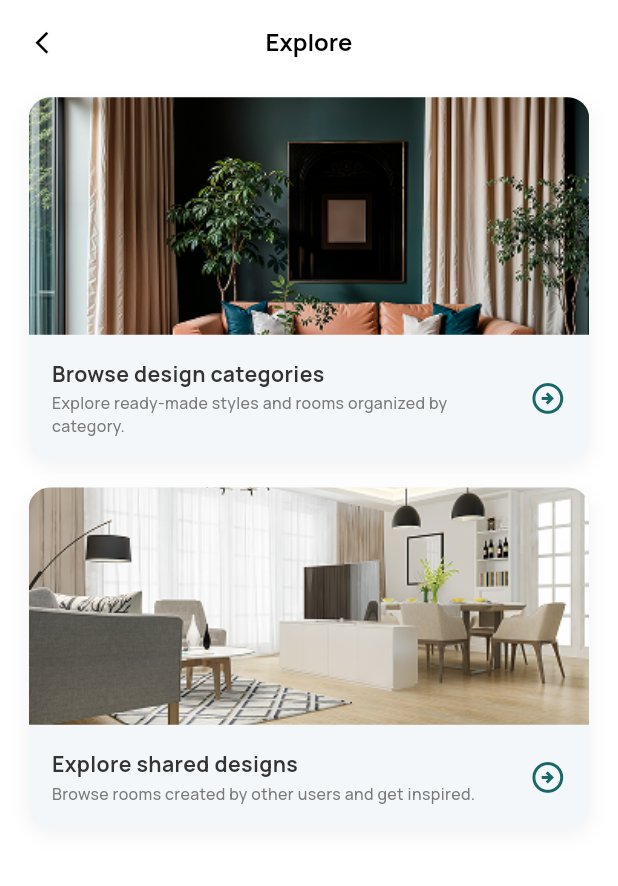
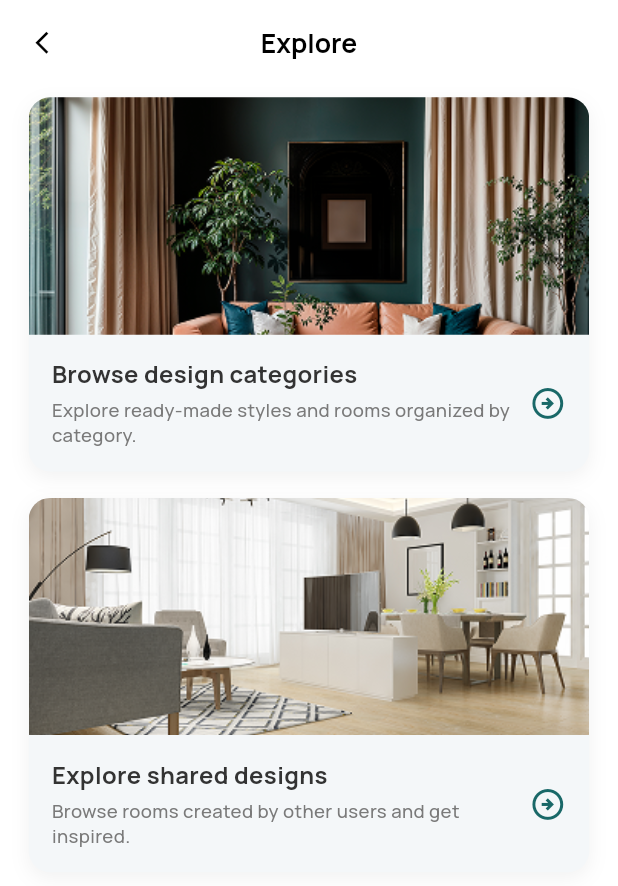
Before and after one commit to SAMMLY-AI-INTERIOR-DESIGN/sammly-app, a Flutter app: the screen it shows after launch, on a phone screen of 412 x 824 dp. Shown: the top 886 px of the screen. Run offline on Flutter 3.47's test engine with Material 3 defaults, Android fonts, the phone set to English and light mode, and no system bars; our stand-ins replace device_preview, dio, flutter_bloc, flutter_screenutil, flutter_svg, shared_preferences.

Commit message:
Refactor Explore screen and create reusable DesignGridItem widget

```diff
--- a/lib/core/constant/app_colors.dart
+++ b/lib/core/constant/app_colors.dart
@@ -9,31 +9,15 @@ class AppColors {
   static const Color whiteColor = Color(0xFFF8FAFC);
   static const Color activeNavBarBg = Color(0xFFBCCBE3);
 
-
   static const LinearGradient primaryGradient = LinearGradient(
-    colors: [
-      primaryColor,
-      primaryColor,
-      Color.fromARGB(255, 27, 176, 127),
-      Color.fromARGB(255, 27, 176, 127),
-    ],
-     stops: [
-      0.0,
-      0.45,
-      0.55,
-      1.0
-    ],
+    colors: [primaryColor, primaryColor, secondaryColor, secondaryColor],
+    stops: [0.0, 0.45, 0.55, 1.0],
     begin: Alignment.topCenter,
     end: Alignment.bottomCenter,
-
   );
   static const LinearGradient navBgGradient = LinearGradient(
-    colors: [
-      bg2Color,
-      bg1Color,
-    ],
+    colors: [bg2Color, bg1Color],
     begin: Alignment.topLeft,
     end: Alignment.bottomRight,
   );
-
 }
--- a/lib/core/constant/app_images.dart
+++ b/lib/core/constant/app_images.dart
@@ -7,16 +7,20 @@ class AppImages {
   static const String exploreIcon = "assets/images/explore.svg";
   static const String historyIcon = "assets/images/history.svg";
   static const String profileIcon = "assets/images/profile.svg";
-  static const String successBackground = 'assets/images/success_background.svg';
+  static const String successBackground =
+      'assets/images/success_background.svg';
   static const String onboarding1 = 'assets/images/onboarding1.png';
   static const String onboarding2 = 'assets/images/onboarding2.png';
   static const String onboarding3 = 'assets/images/onboarding3.png';
   static const String onboardingBack = 'assets/images/onboarding_back.svg';
-  static const String onboardingForward = 'assets/images/onboarding_forward.svg';
-  static const String onboardingContainer = 'assets/images/onboarding_container.svg';
+  static const String onboardingForward =
+      'assets/images/onboarding_forward.svg';
+  static const String onboardingContainer =
+      'assets/images/onboarding_container.svg';
   static const String arrowBack = 'assets/images/arrow_back.svg';
   static const String searchIcon = "assets/images/search.svg";
-  static const String profilePlaceholder = "assets/images/profile_placeholder.svg";
+  static const String profilePlaceholder =
+      "assets/images/profile_placeholder.svg";
   static const String aiPoweredIcon = "assets/images/ai_powered.svg";
   static const String startGenerateIcon = "assets/images/start_generate.svg";
   static const String placeholderRoomAI = "assets/images/home_placeholder.png";
@@ -27,10 +31,6 @@ class AppImages {
   static const String noImage = "assets/images/NoImage.png";
   static const String noFavorite = "assets/images/NoFavorite.png";
   static const String noNotification = "assets/images/NoNotifications.png";
-
-
-
-
-
-
+  static const String heartFilled = "assets/images/heartFilled.svg";
+  static const String heartOutline = "assets/images/heartOutline.svg";
 }
--- a/lib/features/Explore/presentation/views/exploreview.dart
+++ b/lib/features/Explore/presentation/views/exploreview.dart
@@ -1,6 +1,9 @@
 import 'package:flutter/material.dart';
 import 'package:flutter_screenutil/flutter_screenutil.dart';
 import 'package:sammly/core/constant/app_images.dart';
+import 'package:sammly/features/Explore/presentation/views/browse_designs.dart';
+
+// import 'package:sammly/features/Explore/presentation/views/shared_designs_view.dart';
 
 class ExploreView extends StatelessWidget {
   const ExploreView({super.key});
@@ -8,7 +11,7 @@ class ExploreView extends StatelessWidget {
   @override
   Widget build(BuildContext context) {
     return Scaffold(
-      backgroundColor: Colors.white, // أو استخدم AppColors.bg2Color
+      backgroundColor: Colors.white,
       appBar: AppBar(
         backgroundColor: Colors.white,
         elevation: 0,
@@ -26,14 +29,13 @@ class ExploreView extends StatelessWidget {
         title: Text(
           'Explore',
           style: TextStyle(
-            fontSize: 18.sp,
+            fontSize: 20.sp,
             fontWeight: FontWeight.w700,
             color: Colors.black,
-            fontFamily: 'Manrope', // الخط المستخدم في مشروعك
+            fontFamily: 'Manrope',
           ),
         ),
       ),
-      // Extend body عشان الـ Bottom Nav العائم يظهر بشكل شيك فوق الخلفية
       extendBody: true,
       body: SingleChildScrollView(
         padding: EdgeInsets.symmetric(horizontal: 20.w, vertical: 10.h),
@@ -44,33 +46,58 @@ class ExploreView extends StatelessWidget {
               title: 'Browse design categories',
               subtitle:
                   'Explore ready-made styles and rooms organized by category.',
+              onTap: () {
+                // النقل للشاشة الأولى (التصنيفات)
+                Navigator.push(
+                  context,
+                  MaterialPageRoute(
+                    builder: (context) => const BrowseDesigns(),
+                  ),
+                );
+
+                print(
+                  "تم الضغط على الكارت الأول",
+                ); // مجرد تست لحد ما تعمل الشاشة
+              },
             ),
             SizedBox(height: 20.h),
             _buildExploreCard(
               imageUrl: AppImages.explore2,
               title: 'Explore shared designs',
               subtitle: 'Browse rooms created by other users and get inspired.',
+              onTap: () {
+                // النقل للشاشة التانية (التصميمات المشتركة اللي فيها الـ Grid)
+                /* Navigator.push(
+                  context,
+                  MaterialPageRoute(builder: (context) => const SharedDesignsView()),
+                );
+                */
+                print(
+                  "تم الضغط على الكارت التاني",
+                ); // مجرد تست لحد ما تعمل الشاشة
+              },
             ),
-            SizedBox(
-              height: 100.h,
-            ), // مساحة عشان الكروت متستخباش تحت الـ Bottom Nav
+            SizedBox(height: 100.h),
           ],
         ),
       ),
     );
   }
 
-  // Widget مخصص للكروت عشان مكررش الكود
-  // Widget مخصص للكروت عشان مكررش الكود
+  // ضفنا نوع المتغير (VoidCallback) عشان الكود يبقى Clean
   Widget _buildExploreCard({
     required String imageUrl,
     required String title,
     required String subtitle,
+    required VoidCallback onTap,
   }) {
-    return Container(
+    // لفينا الكونتينر بـ GestureDetector عشان يحس باللمس
+    return GestureDetector(
+      onTap: onTap,
+      child: Container(
         width: double.infinity,
         decoration: BoxDecoration(
-        color: const Color(0xFFF4F7F9), // لون خلفية النص في الكارد
+          color: const Color(0xFFF4F7F9),
           borderRadius: BorderRadius.circular(16.r),
           boxShadow: [
             BoxShadow(
@@ -83,17 +110,15 @@ class ExploreView extends StatelessWidget {
         child: Column(
           crossAxisAlignment: CrossAxisAlignment.start,
           children: [
-          // جزء الصورة العلوية
             ClipRRect(
               borderRadius: BorderRadius.vertical(top: Radius.circular(16.r)),
               child: Image.asset(
                 imageUrl,
-              height: 179.h, // الطول اللي إنت جبته من Figma
-              width: double.infinity, // عشان تملأ عرض الكارت كله
-              fit: BoxFit.cover, // عشان الصورة متتمطش وتحافظ على جودتها
+                height: 179.h,
+                width: double.infinity,
+                fit: BoxFit.cover,
               ),
             ),
-          // جزء النصوص والزرار
             Padding(
               padding: EdgeInsets.all(16.w),
               child: Row(
@@ -106,7 +131,7 @@ class ExploreView extends StatelessWidget {
                         Text(
                           title,
                           style: TextStyle(
-                          fontSize: 16.sp,
+                            fontSize: 18.sp,
                             fontWeight: FontWeight.w700,
                             color: const Color(0xFF333333),
                             fontFamily: 'Manrope',
@@ -118,7 +143,7 @@ class ExploreView extends StatelessWidget {
                           maxLines: 2,
                           overflow: TextOverflow.ellipsis,
                           style: TextStyle(
-                          fontSize: 12.sp,
+                            fontSize: 14.sp,
                             fontWeight: FontWeight.w500,
                             color: const Color(0xFF7A7A7A),
                             fontFamily: 'Manrope',
@@ -129,7 +154,6 @@ class ExploreView extends StatelessWidget {
                     ),
                   ),
                   SizedBox(width: 12.w),
-                // أيقونة السهم الدائرية
                   Icon(
                     Icons.arrow_circle_right_outlined,
                     color: const Color(0xFF196868),
@@ -140,6 +164,7 @@ class ExploreView extends StatelessWidget {
             ),
           ],
         ),
+      ),
     );
   }
 }
```
Also changed, not shown: lib/features/Explore/presentation/views/browse_designs.dart (added, +137 -0 lines), lib/features/Explore/presentation/widgets/design_grid_item.dart (added, +99 -0 lines), assets/images/heartFilled.svg (added), assets/images/heartOutline.svg (added). Lines whose indentation alone changed are shown as unchanged.
